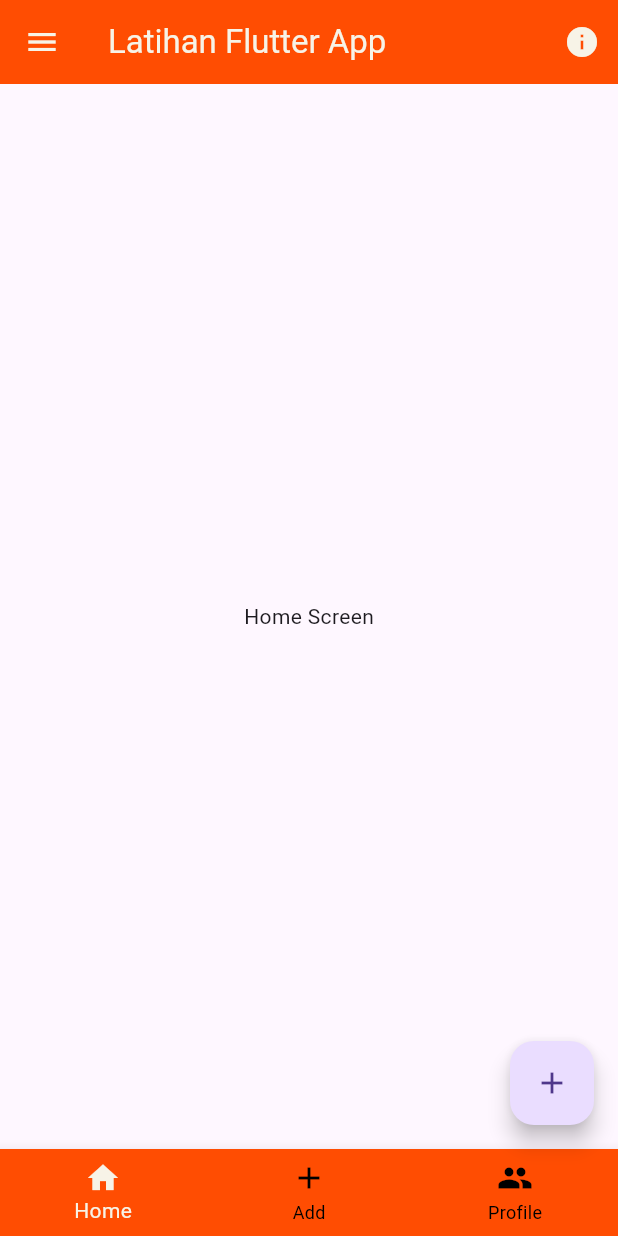
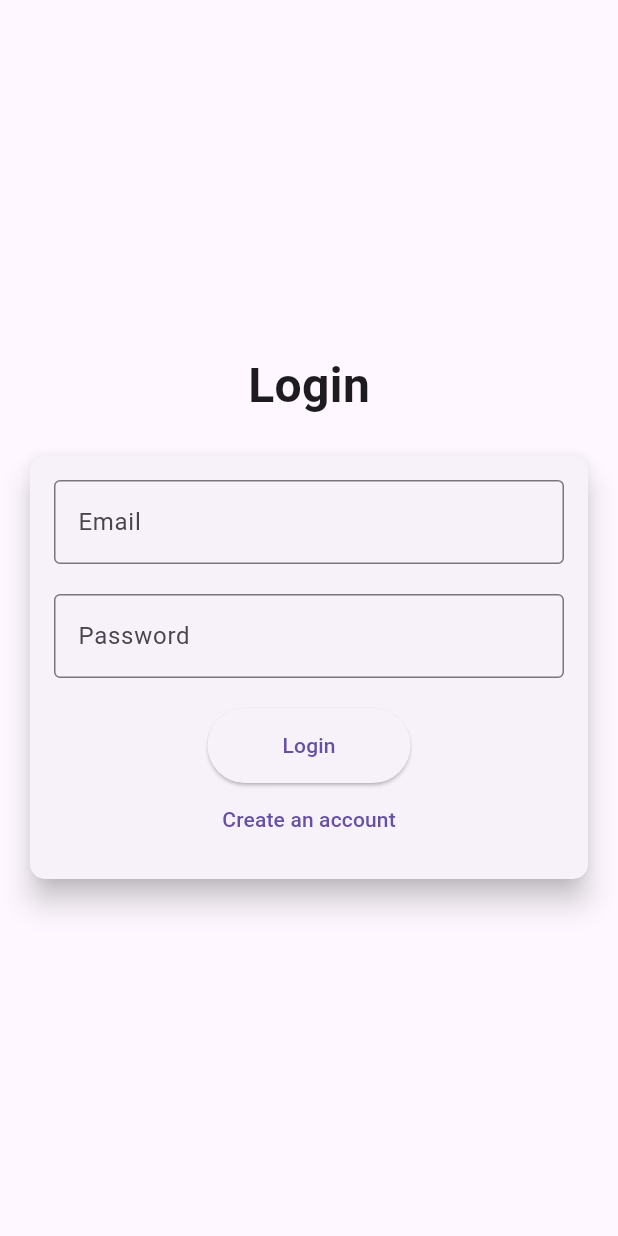
Before and after one commit to hilmanmutaqin/Flutter-Build-UI---MIKTI, a Flutter app: the screen it shows after launch, on a phone screen of 412 x 824 dp. Run offline on Flutter 3.47's test engine with Material 3 defaults, Android fonts, the phone set to English and light mode, and no system bars.

Commit message:
add - login dan regist

```diff
--- /dev/null
+++ b/lib/auth/login_screen.dart
@@ -0,0 +1,126 @@
+import 'package:flutter/material.dart';
+import 'register_screen.dart';
+
+class LoginScreen extends StatefulWidget {
+  const LoginScreen({Key? key}) : super(key: key);
+
+  @override
+  _LoginScreenState createState() => _LoginScreenState();
+}
+
+class _LoginScreenState extends State<LoginScreen> {
+  final _formKey = GlobalKey<FormState>();
+  final _emailController = TextEditingController();
+  final _passwordController = TextEditingController();
+
+  void _login() {
+    if (!_formKey.currentState!.validate()) {
+      return;
+    }
+
+    // Dummy login validation
+    final email = _emailController.text;
+    final password = _passwordController.text;
+
+    if (email == 'test@example.com' && password == 'password123') {
+      ScaffoldMessenger.of(context).showSnackBar(
+        const SnackBar(content: Text('Login Successful!')),
+      );
+    } else {
+      ScaffoldMessenger.of(context).showSnackBar(
+        const SnackBar(content: Text('Invalid email or password')),
+      );
+    }
+  }
+
+  @override
+  Widget build(BuildContext context) {
+    return Scaffold(
+      body: Center(
+        child: SingleChildScrollView(
+          padding: const EdgeInsets.all(16.0),
+          child: Column(
+            mainAxisAlignment: MainAxisAlignment.center,
+            children: <Widget>[
+              const Text(
+                'Login',
+                style: TextStyle(
+                  fontSize: 32,
+                  fontWeight: FontWeight.bold,
+                ),
+              ),
+              const SizedBox(height: 20),
+              Card(
+                elevation: 8.0,
+                shape: RoundedRectangleBorder(
+                  borderRadius: BorderRadius.circular(10),
+                ),
+                child: Padding(
+                  padding: const EdgeInsets.all(16.0),
+                  child: Form(
+                    key: _formKey,
+                    child: Column(
+                      children: <Widget>[
+                        TextFormField(
+                          controller: _emailController,
+                          decoration: const InputDecoration(
+                            labelText: 'Email',
+                            border: OutlineInputBorder(),
+                          ),
+                          validator: (value) {
+                            if (value == null ||
+                                value.isEmpty ||
+                                !value.contains('@')) {
+                              return 'Please enter a valid email';
+                            }
+                            return null;
+                          },
+                        ),
+                        const SizedBox(height: 20),
+                        TextFormField(
+                          controller: _passwordController,
+                          decoration: const InputDecoration(
+                            labelText: 'Password',
+                            border: OutlineInputBorder(),
+                          ),
+                          obscureText: true,
+                          validator: (value) {
+                            if (value == null ||
+                                value.isEmpty ||
+                                value.length < 6) {
+                              return 'Password must be at least 6 characters long';
+                            }
+                            return null;
+                          },
+                        ),
+                        const SizedBox(height: 20),
+                        ElevatedButton(
+                          onPressed: _login,
+                          child: const Text('Login'),
+                          style: ElevatedButton.styleFrom(
+                            padding: const EdgeInsets.symmetric(
+                                horizontal: 50, vertical: 15),
+                          ),
+                        ),
+                        TextButton(
+                          onPressed: () {
+                            Navigator.push(
+                              context,
+                              MaterialPageRoute(
+                                  builder: (context) => const RegisterScreen()),
+                            );
+                          },
+                          child: const Text('Create an account'),
+                        ),
+                      ],
+                    ),
+                  ),
+                ),
+              ),
+            ],
+          ),
+        ),
+      ),
+    );
+  }
+}
--- a/lib/main.dart
+++ b/lib/main.dart
@@ -1,9 +1,10 @@
 import 'package:flutter/material.dart';
-import 'package:latihan_flutter/screen/home_screen.dart';
+import 'auth/login_screen.dart';
 
 void main() {
-  runApp( const LatihanFlutter());
+  runApp(const LatihanFlutter());
 }
+
 class LatihanFlutter extends StatelessWidget {
   const LatihanFlutter({super.key});
 
@@ -12,7 +13,7 @@ class LatihanFlutter extends StatelessWidget {
     return const MaterialApp(
       debugShowCheckedModeBanner: false,
       title: 'Latihan App',
-      home: HomeScreen() ,
+      home: LoginScreen(),
     );
   }
 }
--- a/pubspec.yaml
+++ b/pubspec.yaml
@@ -35,6 +35,8 @@ dependencies:
   # The following adds the Cupertino Icons font to your application.
   # Use with the CupertinoIcons class for iOS style icons.
   cupertino_icons: ^1.0.2
+  flutter_login: ^5.0.0
+  firebase_auth: ^4.17.8
 
 dev_dependencies:
   flutter_test:
```
Also changed, not shown: lib/auth/register_screen.dart (added, +104 -0 lines), lib/screen/detail_screen.dart (+46 -21 lines), images/login.png (added), images/student.png (added), pubspec.lock, 6 other files.
